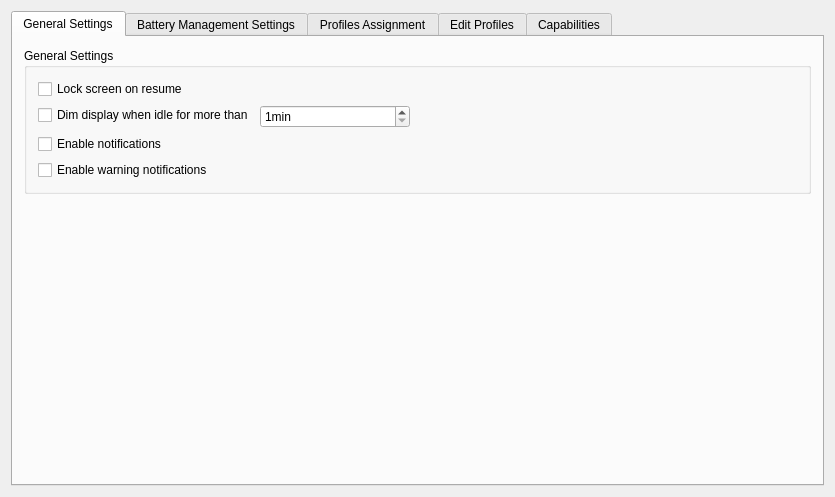
This is kcmodule/dialog.ui in KDE/powerdevil as Qt 5 draws it before an edit. The edited form follows.
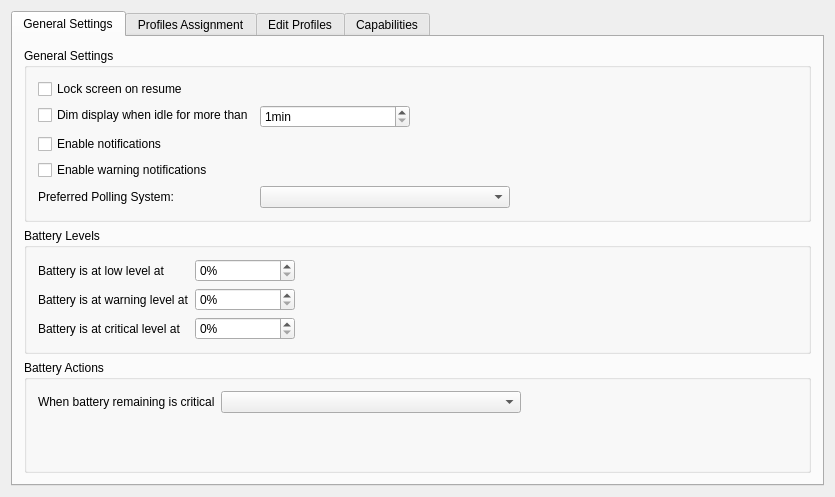
This is the edited form. The open tabs and pages were chosen to show the change. Custom widgets are drawn as their Qt base class.

Commit message: This commit introduces some changes in the architecture and some new features.  - Features:    * Support for Executing a script when loading a profile    * Removed a tab and small UI refactoring    * Chooser for polling system  - Architecture:    Abstraction of the polling system. It is now selectable, and user will have a choice    of using the traditional polling method, the widget grabber method, or the XSync based    method. The XSync method is already in, but untested and unstable, though still not selectable.

The edit to the form file:
```diff
--- a/kcmodule/dialog.ui
+++ b/kcmodule/dialog.ui
@@ -25,7 +25,7 @@
       <attribute name="title" >
        <string>General Settings</string>
       </attribute>
-      <layout class="QVBoxLayout" name="verticalLayout_8" >
+      <layout class="QVBoxLayout" name="verticalLayout_7" >
        <item>
         <widget class="QGroupBox" name="GeneralSettingsBox" >
          <property name="title" >
@@ -118,29 +118,26 @@
             </property>
            </widget>
           </item>
+          <item row="5" column="0" >
+           <widget class="QLabel" name="label_6" >
+            <property name="text" >
+             <string>Preferred Polling System:</string>
+            </property>
+           </widget>
+          </item>
+          <item row="5" column="1" >
+           <widget class="KComboBox" name="pollingSystemBox" >
+            <property name="maximumSize" >
+             <size>
+              <width>250</width>
+              <height>16777215</height>
+             </size>
+            </property>
+           </widget>
+          </item>
          </layout>
         </widget>
        </item>
-       <item>
-        <spacer name="verticalSpacer_4" >
-         <property name="orientation" >
-          <enum>Qt::Vertical</enum>
-         </property>
-         <property name="sizeHint" stdset="0" >
-          <size>
-           <width>20</width>
-           <height>235</height>
-          </size>
-         </property>
-        </spacer>
-       </item>
-      </layout>
-     </widget>
-     <widget class="QWidget" name="tab_6" >
-      <attribute name="title" >
-       <string>Battery Management Settings</string>
-      </attribute>
-      <layout class="QVBoxLayout" name="verticalLayout_9" >
        <item>
         <widget class="QGroupBox" name="groupBox" >
          <property name="title" >
@@ -272,19 +269,6 @@
          </layout>
         </widget>
        </item>
-       <item>
-        <spacer name="verticalSpacer_5" >
-         <property name="orientation" >
-          <enum>Qt::Vertical</enum>
-         </property>
-         <property name="sizeHint" stdset="0" >
-          <size>
-           <width>20</width>
-           <height>188</height>
-          </size>
-         </property>
-        </spacer>
-       </item>
       </layout>
      </widget>
      <widget class="QWidget" name="tab_7" >
@@ -616,6 +600,16 @@
                     </property>
                    </widget>
                   </item>
+                  <item row="5" column="0" >
+                   <widget class="QLabel" name="label_20" >
+                    <property name="text" >
+                     <string>When Loading profile, execute</string>
+                    </property>
+                   </widget>
+                  </item>
+                  <item row="5" column="1" >
+                   <widget class="KUrlRequester" name="scriptRequester" />
+                  </item>
                  </layout>
                 </widget>
                </widget>
@@ -977,6 +971,11 @@
    <header>ktabwidget.h</header>
    <container>1</container>
   </customwidget>
+  <customwidget>
+   <class>KUrlRequester</class>
+   <extends>QFrame</extends>
+   <header>kurlrequester.h</header>
+  </customwidget>
  </customwidgets>
  <resources/>
  <connections/>
```
The commit also changes 16 other files.
